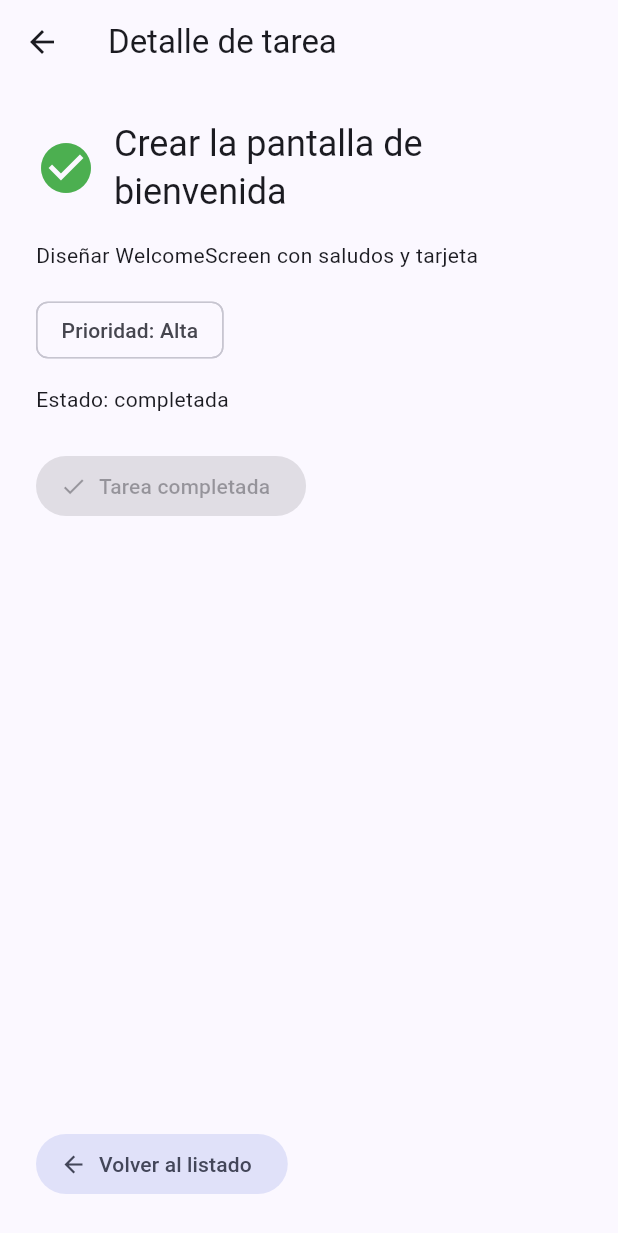
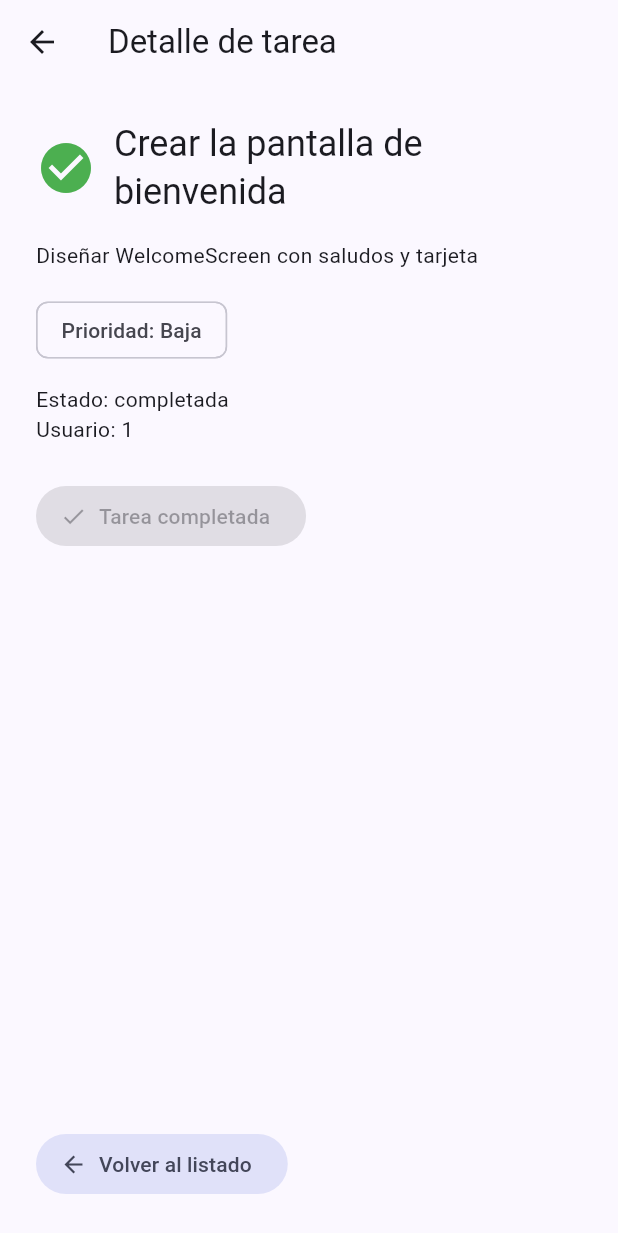
Before and after one commit to DumarMatamoros/CursoFlutter, a Flutter app: the screen it shows after launch, after a tap on "Crear la pantalla de bienvenida", on a phone screen of 412 x 824 dp. Shown: the top 1233 px of the screen. Run offline on Flutter 3.47's test engine with Material 3 defaults, Android fonts, the phone set to English and light mode, and no system bars; our stand-ins replace go_router.

Commit message:
Semana 3: Sesión 5

```diff
--- a/lib/main.dart
+++ b/lib/main.dart
@@ -1,5 +1,7 @@
 import 'package:flutter/material.dart';
 import 'package:go_router/go_router.dart';
+
+import 'task.dart';
 
 void main() {
   runApp(const TaskFlowApp());
@@ -21,29 +23,14 @@ class TaskFlowApp extends StatelessWidget {
   }
 }
 
-class Task {
-  const Task({
-    required this.id,
-    required this.title,
-    required this.description,
-    required this.priority,
-    required this.isCompleted,
-  });
-
-  final int id;
-  final String title;
-  final String description;
-  final String priority;
-  final bool isCompleted;
-}
-
-const demoTasks = [
+const demoTasks = <Task>[
   Task(
     id: 1,
     title: 'Crear la pantalla de bienvenida',
     description: 'Diseñar WelcomeScreen con saludos y tarjeta',
-    priority: 'Alta',
+    priority: 'Baja',
     isCompleted: true,
+    userId: 1,
   ),
   Task(
     id: 2,
@@ -51,6 +38,7 @@ const demoTasks = [
     description: 'Instalar y configurar el entorno de desarrollo (flutter doctor y flutter run)',
     priority: 'Alta',
     isCompleted: true,
+    userId: 1,
   ),
   Task(
     id: 3,
@@ -58,6 +46,7 @@ const demoTasks = [
     description: 'Contador de pendientes y completadas',
     priority: 'Media',
     isCompleted: true,
+    userId: 1,
   ),
   Task(
     id: 4,
@@ -65,6 +54,7 @@ const demoTasks = [
     description: 'Mostrar las tareas en una lista local',
     priority: 'Media',
     isCompleted: true,
+    userId: 1,
   ),
   Task(
     id: 5,
@@ -72,8 +62,16 @@ const demoTasks = [
     description: 'Implementar navegación a la pantalla de detalle de la tarea',
     priority: 'Alta',
     isCompleted: false,
+    userId: 1,
   ),
 ];
+
+Task? findTask(int? id) {
+  for (final task in demoTasks) {
+    if (task.id == id) return task;
+  }
+  return null;
+}
 
 final appRouter = GoRouter(
   routes: [
@@ -81,8 +79,8 @@ final appRouter = GoRouter(
     GoRoute(
       path: '/task/:id',
       builder: (context, state) {
-        final taskId = int.parse(state.pathParameters['id']!);
-        return TaskDetailScreen(taskId: taskId);
+        final id = int.tryParse(state.pathParameters['id'] ?? '');
+        return TaskDetailScreen(task: findTask(id));
       },
     ),
   ],
@@ -222,13 +220,34 @@ class _WelcomeScreenState extends State<WelcomeScreen> {
 }
 
 class TaskDetailScreen extends StatelessWidget {
-  const TaskDetailScreen({super.key, required this.taskId});
+  const TaskDetailScreen({super.key, required this.task});
 
-  final int taskId;
+  final Task? task;
 
   @override
   Widget build(BuildContext context) {
-    final task = demoTasks.firstWhere((item) => item.id == taskId);
+    final task = this.task;
+
+    if (task == null) {
+      return Scaffold(
+        appBar: AppBar(title: const Text('Detalle de tarea')),
+        body: Padding(
+          padding: const EdgeInsets.all(24),
+          child: Column(
+            crossAxisAlignment: CrossAxisAlignment.start,
+            children: [
+              const Text('No se encontró esta tarea.'),
+              const SizedBox(height: 24),
+              FilledButton.tonalIcon(
+                onPressed: () => context.go('/'),
+                icon: const Icon(Icons.arrow_back),
+                label: const Text('Volver al listado'),
+              ),
+            ],
+          ),
+        ),
+      );
+    }
 
     return Scaffold(
       appBar: AppBar(title: const Text('Detalle de tarea')),
@@ -259,6 +278,7 @@ class TaskDetailScreen extends StatelessWidget {
             Chip(label: Text('Prioridad: ${task.priority}')),
             const SizedBox(height: 12),
             Text(task.isCompleted ? 'Estado: completada' : 'Estado: pendiente'),
+            Text('Usuario: ${task.userId}'),
             const SizedBox(height: 24),
             FilledButton.icon(
               onPressed: task.isCompleted
--- /dev/null
+++ b/lib/task.dart
@@ -0,0 +1,28 @@
+class Task {
+  const Task({
+    required this.id,
+    required this.title,
+    required this.description,
+    required this.priority,
+    required this.isCompleted,
+    required this.userId,
+  });
+
+  final int id;
+  final String title;
+  final String description;
+  final String priority;
+  final bool isCompleted;
+  final int userId;
+
+  factory Task.fromJson(Map<String, dynamic> json) {
+    return Task(
+      id: json['id'] as int,
+      title: json['title'] as String,
+      description: json['description'] as String,
+      priority: json['priority'] as String,
+      isCompleted: json['isCompleted'] as bool,
+      userId: json['userId'] as int,
+    );
+  }
+}
```
Also changed, not shown: 1 other file.
